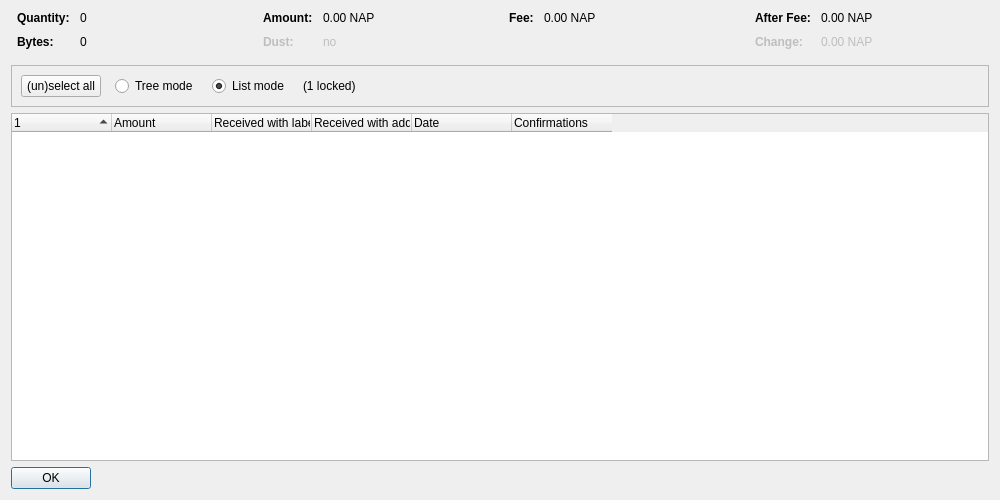
Before: the Qt Designer form src/qt/forms/coincontroldialog.ui in Zetalon0/Napocoin, drawn with Qt 5.
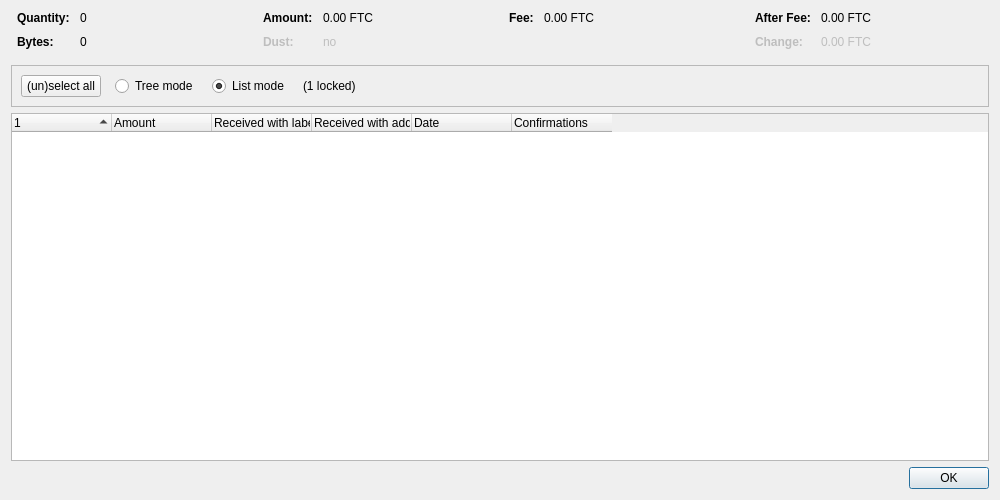
After: the same form once the commit is applied. Custom widgets are drawn as their Qt base class.

Patch:
```diff
--- a/src/qt/forms/coincontroldialog.ui
+++ b/src/qt/forms/coincontroldialog.ui
@@ -132,7 +132,7 @@
           <enum>Qt::ActionsContextMenu</enum>
          </property>
          <property name="text">
-          <string notr="true">0.00 NAP</string>
+          <string notr="true">0.00 FTC</string>
          </property>
          <property name="textInteractionFlags">
           <set>Qt::LinksAccessibleByMouse|Qt::TextSelectableByKeyboard|Qt::TextSelectableByMouse</set>
@@ -212,7 +212,7 @@
           <enum>Qt::ActionsContextMenu</enum>
          </property>
          <property name="text">
-          <string notr="true">0.00 NAP</string>
+          <string notr="true">0.00 FTC</string>
          </property>
          <property name="textInteractionFlags">
           <set>Qt::LinksAccessibleByMouse|Qt::TextSelectableByKeyboard|Qt::TextSelectableByMouse</set>
@@ -257,7 +257,7 @@
           <enum>Qt::ActionsContextMenu</enum>
          </property>
          <property name="text">
-          <string notr="true">0.00 NAP</string>
+          <string notr="true">0.00 FTC</string>
          </property>
          <property name="textInteractionFlags">
           <set>Qt::LinksAccessibleByMouse|Qt::TextSelectableByKeyboard|Qt::TextSelectableByMouse</set>
@@ -292,7 +292,7 @@
           <enum>Qt::ActionsContextMenu</enum>
          </property>
          <property name="text">
-          <string notr="true">0.00 NAP</string>
+          <string notr="true">0.00 FTC</string>
          </property>
          <property name="textInteractionFlags">
           <set>Qt::LinksAccessibleByMouse|Qt::TextSelectableByKeyboard|Qt::TextSelectableByMouse</set>
@@ -467,12 +467,6 @@
    </item>
    <item>
     <widget class="QDialogButtonBox" name="buttonBox">
-     <property name="sizePolicy">
-      <sizepolicy hsizetype="Maximum" vsizetype="Fixed">
-       <horstretch>0</horstretch>
-       <verstretch>0</verstretch>
-      </sizepolicy>
-     </property>
      <property name="orientation">
       <enum>Qt::Horizontal</enum>
      </property>
```
